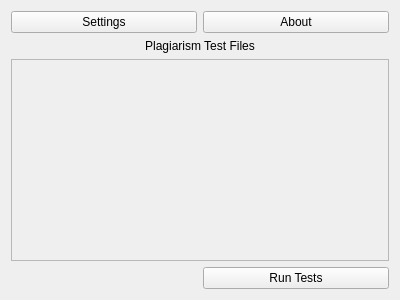
Old version of the form BulkCopyScape-pyqt/resources/widgets/uploadwidget.ui in the repository justinmichaelvieira/BulkCopyscape.
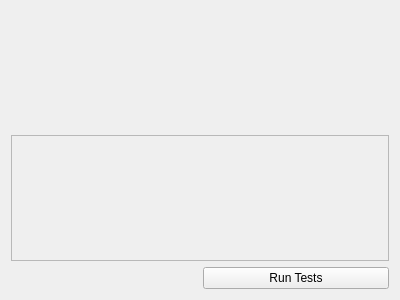
New version of the form. Custom widgets are drawn as their Qt base class.

The edit to the form file:
```diff
--- a/BulkCopyScape-pyqt/resources/widgets/uploadwidget.ui
+++ b/BulkCopyScape-pyqt/resources/widgets/uploadwidget.ui
@@ -14,14 +14,7 @@
    <string>Form</string>
   </property>
   <layout class="QGridLayout" name="gridLayout">
-   <item row="0" column="0">
-    <widget class="QPushButton" name="settingsButton">
-     <property name="text">
-      <string>Settings</string>
-     </property>
-    </widget>
-   </item>
-   <item row="3" column="0" colspan="2">
+   <item row="2" column="0" colspan="2">
     <widget class="QScrollArea" name="scrollArea">
      <property name="widgetResizable">
       <bool>true</bool>
@@ -32,7 +25,7 @@
         <x>0</x>
         <y>0</y>
         <width>374</width>
-        <height>182</height>
+        <height>108</height>
        </rect>
       </property>
      </widget>
@@ -45,25 +38,54 @@
      </property>
     </widget>
    </item>
-   <item row="2" column="0" colspan="2">
-    <widget class="QLabel" name="uploadFilesLabel">
-     <property name="text">
-      <string>Plagiarism Test Files</string>
+   <item row="1" column="0" colspan="2">
+    <widget class="Header" name="titleHeader" native="true">
+     <property name="sizePolicy">
+      <sizepolicy hsizetype="MinimumExpanding" vsizetype="Minimum">
+       <horstretch>0</horstretch>
+       <verstretch>0</verstretch>
+      </sizepolicy>
      </property>
-     <property name="alignment">
-      <set>Qt::AlignCenter</set>
+     <property name="minimumSize">
+      <size>
+       <width>0</width>
+       <height>80</height>
+      </size>
      </property>
     </widget>
    </item>
-   <item row="0" column="1">
-    <widget class="QPushButton" name="aboutButton">
-     <property name="text">
-      <string>About</string>
+   <item row="0" column="0" colspan="2">
+    <widget class="NavHeader" name="navHeader" native="true">
+     <property name="sizePolicy">
+      <sizepolicy hsizetype="Minimum" vsizetype="Preferred">
+       <horstretch>0</horstretch>
+       <verstretch>0</verstretch>
+      </sizepolicy>
+     </property>
+     <property name="minimumSize">
+      <size>
+       <width>0</width>
+       <height>32</height>
+      </size>
      </property>
     </widget>
    </item>
   </layout>
  </widget>
+ <customwidgets>
+  <customwidget>
+   <class>Header</class>
+   <extends>QWidget</extends>
+   <header>header.h</header>
+   <container>1</container>
+  </customwidget>
+  <customwidget>
+   <class>NavHeader</class>
+   <extends>QWidget</extends>
+   <header>navheader.h</header>
+   <container>1</container>
+  </customwidget>
+ </customwidgets>
  <resources/>
  <connections/>
 </ui>
```
Left out of the diff: 2 changed lines with no effect on the pictures.
